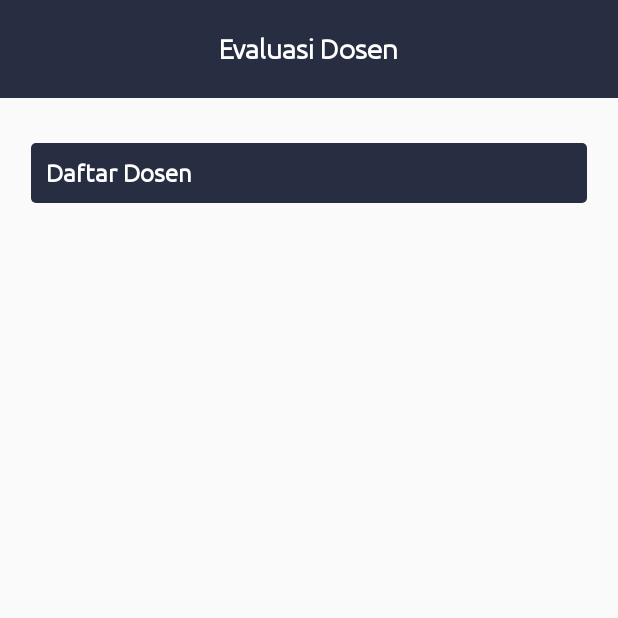
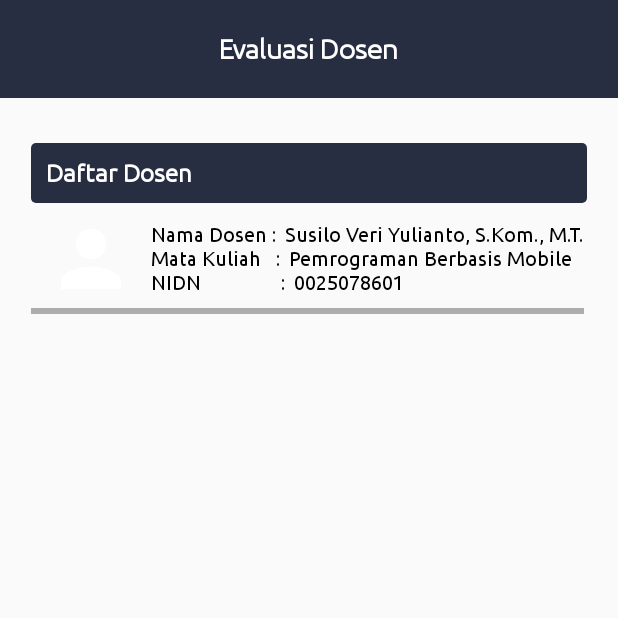
Before and after one commit to fadelmi12/bismillah12, an Android app: the ActivityEvaluasiDosen screen opened directly, with no data from a screen before it, on a phone screen of 412 x 824 dp, the top half of it. Run offline under Robolectric (Android 15) with nearby library versions, the phone set to English and light mode, and no system bars.

Commit message:
on click listview

```diff
--- a/app/src/main/java/com/example/bismillah/ActivityEvaluasiDosen.java
+++ b/app/src/main/java/com/example/bismillah/ActivityEvaluasiDosen.java
@@ -1,17 +1,82 @@
 package com.example.bismillah;
 
+import androidx.annotation.NonNull;
+import androidx.annotation.Nullable;
 import androidx.appcompat.app.AppCompatActivity;
 
+import android.content.Context;
+import android.content.Intent;
 import android.os.Bundle;
+import android.view.LayoutInflater;
+import android.view.View;
+import android.view.ViewGroup;
+import android.widget.AdapterView;
+import android.widget.ArrayAdapter;
+import android.widget.ImageView;
 import android.widget.ListView;
+import android.widget.TextView;
+import android.widget.Toast;
 
 public class ActivityEvaluasiDosen extends AppCompatActivity {
     ListView lvDosen;
+    String mNamaDosen[] = {"Susilo Veri Yulianto, S.Kom., M.T."};
+    String mNamaMK[] = {"Pemrograman Berbasis Mobile"};
+    String mNIDN[] = {"0025078601"};
+    int images[] = {R.drawable.ic_baseline_person_24};
     @Override
     protected void onCreate(Bundle savedInstanceState) {
         super.onCreate(savedInstanceState);
         setContentView(R.layout.activity_evaluasi_dosen);
         lvDosen = (ListView)findViewById(R.id.lvdosen);
+        MyAdapter adapter = new MyAdapter(this, mNamaDosen, mNamaMK, mNIDN, images);
+        lvDosen.setAdapter(adapter);
 
+        lvDosen.setOnItemClickListener(new AdapterView.OnItemClickListener() {
+            @Override
+            public void onItemClick(AdapterView<?> parent, View view, int position, long id) {
+                if (position ==  0) {
+                    Intent intent = new Intent(ActivityEvaluasiDosen.this, ActivityEvaluasiDosen2.class);
+                    startActivity(intent);
+                }
+            }
+        });
+    }
+
+    class MyAdapter extends ArrayAdapter<String> {
+
+        Context context;
+        String rNamaDosen[];
+        String rNamaMK[];
+        String rNIDN[];
+        int rImgs[];
+
+        MyAdapter (Context c, String namaDosen[], String namaMK[], String NIDN[], int imgs[]) {
+            super(c, R.layout.listview_dosen, R.id.tvNamaDosen, namaDosen);
+            this.context = c;
+            this.rNamaDosen = namaDosen;
+            this.rNamaMK = namaMK;
+            this.rNIDN = NIDN;
+            this.rImgs = imgs;
+
+        }
+
+        @NonNull
+        @Override
+        public View getView(int position, @Nullable View convertView, @NonNull ViewGroup parent) {
+            LayoutInflater layoutInflater = (LayoutInflater)getApplicationContext().getSystemService(Context.LAYOUT_INFLATER_SERVICE);
+            View row = layoutInflater.inflate(R.layout.listview_dosen, parent, false);
+            ImageView images = row.findViewById(R.id.fotodosen);
+            TextView myNamaDosen = row.findViewById(R.id.tvNamaDosen);
+            TextView myNamaMK = row.findViewById(R.id.tvNamaMK);
+            TextView myNIDN = row.findViewById(R.id.tvNIDN);
+
+            // now set our resources on views
+            images.setImageResource(rImgs[position]);
+            myNamaDosen.setText(rNamaDosen[position]);
+            myNamaMK.setText(rNamaMK[position]);
+            myNIDN.setText(rNIDN[position]);
+
+            return row;
+        }
     }
 }
--- a/app/src/main/res/layout/activity_daftar_ulang.xml
+++ b/app/src/main/res/layout/activity_daftar_ulang.xml
@@ -112,10 +112,11 @@
 
                         <TextView
                             android:layout_width="25dp"
-                            android:layout_height="wrap_content"
+                            android:layout_height="30dp"
                             android:layout_marginStart="10dp"
                             android:fontFamily="@font/ubunturegular"
                             android:text="No"
+                            android:gravity="center_vertical"
                             android:textColor="@android:color/black"
                             android:textStyle="bold" />
 
--- a/app/src/main/res/layout/activity_evaluasi_dosen.xml
+++ b/app/src/main/res/layout/activity_evaluasi_dosen.xml
@@ -25,7 +25,34 @@
             android:textSize="18dp"
             android:textStyle="bold" />
     </RelativeLayout>
+    <LinearLayout
+        android:id="@+id/linearLayout20"
+        android:layout_width="match_parent"
+        android:layout_height="wrap_content"
+        android:gravity="center"
+        android:visibility="gone"
+        android:orientation="horizontal"
+        app:layout_constraintTop_toBottomOf="@+id/relativeLayout"
+        tools:ignore="MissingConstraints">
 
+        <TextView
+            android:layout_width="wrap_content"
+            android:layout_height="wrap_content"
+            android:layout_marginTop="10dp"
+            android:layout_marginBottom="10dp"
+            android:text="NPM : "
+            android:textSize="12dp" />
+
+        <TextView
+            android:id="@+id/npmED1"
+            android:layout_width="wrap_content"
+            android:layout_height="wrap_content"
+            android:layout_marginLeft="5dp"
+            android:layout_marginTop="10dp"
+            android:layout_marginBottom="10dp"
+            android:text=""
+            android:textSize="12dp" />
+    </LinearLayout>
     <LinearLayout
         android:layout_width="0dp"
         android:layout_height="wrap_content"
@@ -56,9 +83,9 @@
             android:layout_height="wrap_content">
             <ListView
                 android:id="@+id/lvdosen"
-            android:layout_width="wrap_content"
-            android:layout_height="wrap_content"
-            tools:listitem="@layout/listview_dosen"/>
+                android:layout_width="wrap_content"
+                android:layout_height="wrap_content"
+                tools:listitem="@layout/listview_dosen"/>
         </HorizontalScrollView>
     </LinearLayout>
 </androidx.constraintlayout.widget.ConstraintLayout>
--- a/app/src/main/res/layout/listview_daftarulang.xml
+++ b/app/src/main/res/layout/listview_daftarulang.xml
@@ -60,6 +60,7 @@
             android:layout_width="90dp"
             android:layout_height="wrap_content"
             android:layout_gravity="center"
+            android:layout_marginStart="5dp"
             android:background="@android:color/transparent"
             android:src="@drawable/ic_baseline_print_24"
             android:gravity="center"/>
--- a/app/src/main/res/layout/listview_dosen.xml
+++ b/app/src/main/res/layout/listview_dosen.xml
@@ -8,12 +8,13 @@
         android:layout_height="74dp"
         android:orientation="horizontal">
         <ImageView
+            android:id="@+id/fotodosen"
             android:layout_width="60dp"
             android:layout_height="60dp"
             android:layout_marginTop="7dp"
             android:layout_marginStart="10dp"
             android:layout_marginBottom="7dp"
-            android:src="@drawable/roundcorner"/>
+            android:src="@mipmap/ic_launcher"/>
         <LinearLayout
             android:layout_width="wrap_content"
             android:layout_height="wrap_content"
@@ -32,6 +33,7 @@
                     android:fontFamily="@font/ubunturegular"
                     android:textColor="@android:color/black"/>
                 <TextView
+                    android:id="@+id/tvNamaDosen"
                     android:layout_width="wrap_content"
                     android:layout_height="wrap_content"
                     android:text="Susilo Veri Yulianto, S.Kom., M.T."
@@ -56,6 +58,7 @@
                         android:fontFamily="@font/ubunturegular"
                         android:textColor="@android:color/black"/>
                     <TextView
+                        android:id="@+id/tvNamaMK"
                         android:layout_width="wrap_content"
                         android:layout_height="wrap_content"
                         android:text="Praktik Pemrograman Mobile"
@@ -81,6 +84,7 @@
                         android:fontFamily="@font/ubunturegular"
                         android:textColor="@android:color/black"/>
                     <TextView
+                        android:id="@+id/tvNIDN"
                         android:layout_width="wrap_content"
                         android:layout_height="wrap_content"
                         android:text="0025078601"
```
Also changed, not shown: app/src/main/res/layout/activity_evaluasi_dosen2.xml (+31 -4 lines).
